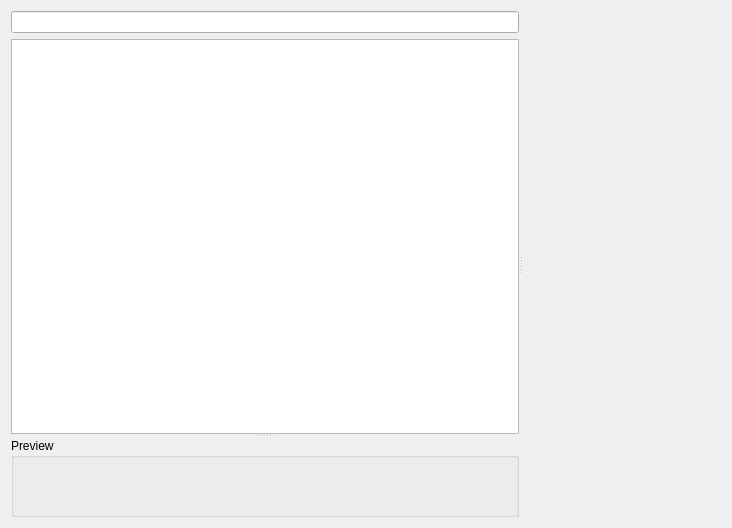
Above: plugins/widgetinspector/widgetinspectorwidget.ui from KDAB/GammaRay before the change. Below: the same form after it.
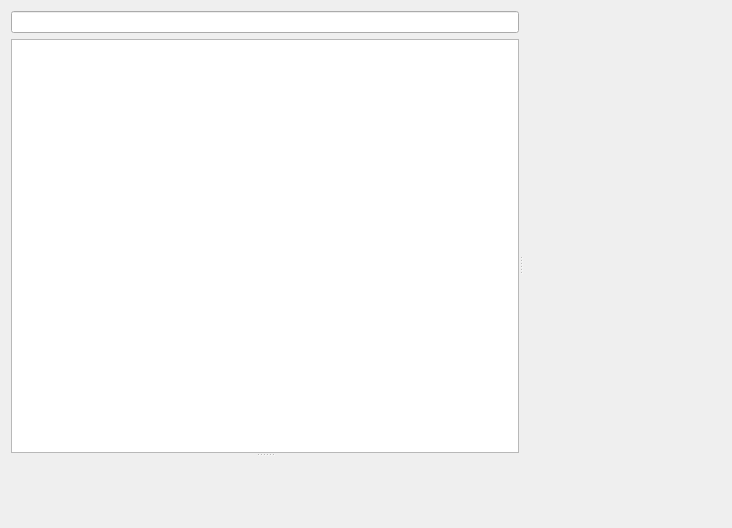
That is the form after the change. Custom widgets are drawn as their Qt base class.

Commit message: Port widget preview to the new unified remote view widget.

The edit to the form file:
```diff
--- a/plugins/widgetinspector/widgetinspectorwidget.ui
+++ b/plugins/widgetinspector/widgetinspectorwidget.ui
@@ -30,16 +30,7 @@
         </item>
        </layout>
       </widget>
-      <widget class="QGroupBox" name="groupBox">
-       <property name="title">
-        <string>Preview</string>
-       </property>
-       <layout class="QGridLayout" name="gridLayout">
-        <item row="0" column="0">
-         <widget class="GammaRay::WidgetPreviewWidget" name="widgetPreviewWidget" native="true"/>
-        </item>
-       </layout>
-      </widget>
+      <widget class="GammaRay::RemoteViewWidget" name="widgetPreviewWidget" native="true"/>
      </widget>
      <widget class="GammaRay::PropertyWidget" name="widgetPropertyWidget" native="true"/>
     </widget>
@@ -87,13 +78,13 @@
   <customwidget>
    <class>GammaRay::PropertyWidget</class>
    <extends>QWidget</extends>
-   <header>ui/propertywidget.h</header>
+   <header location="global">ui/propertywidget.h</header>
    <container>1</container>
   </customwidget>
   <customwidget>
-   <class>GammaRay::WidgetPreviewWidget</class>
+   <class>GammaRay::RemoteViewWidget</class>
    <extends>QWidget</extends>
-   <header>widgetpreviewwidget.h</header>
+   <header location="global">ui/remoteviewwidget.h</header>
    <container>1</container>
   </customwidget>
  </customwidgets>
```
The commit also changes 8 other files.
